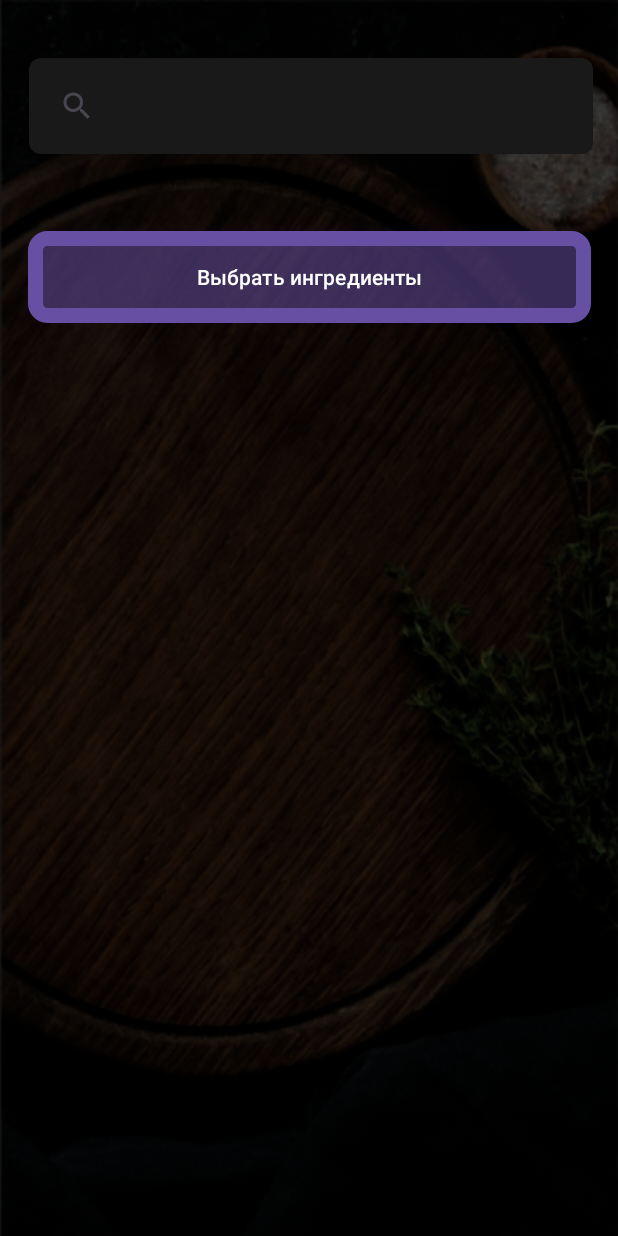
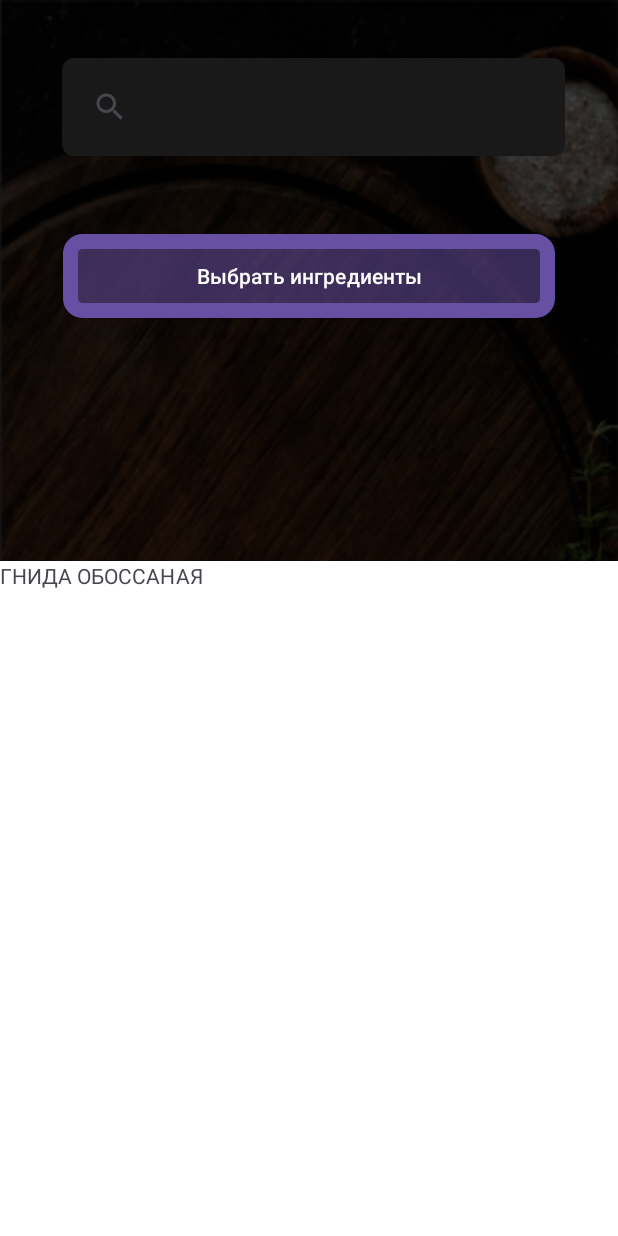
Before and after one commit to Muffin5/CookMatch, an Android app: the screen it shows after launch (Home), on a phone screen of 412 x 824 dp. Run offline under Robolectric (Android 15) with nearby library versions, the phone set to English and light mode, and no system bars; our stand-ins replace Firebase (no records; nobody signed in at launch, a user with empty details on screens opened directly), data binding.

Commit message:
Bottom Sheet complete Test (started) parse from Firebase

```diff
--- a/CookMatch/app/build.gradle.kts
+++ b/CookMatch/app/build.gradle.kts
@@ -30,6 +30,10 @@ android {
         sourceCompatibility = JavaVersion.VERSION_1_8
         targetCompatibility = JavaVersion.VERSION_1_8
     }
+
+    buildFeatures {
+        viewBinding = true
+    }
 }
 
 dependencies {
@@ -38,6 +42,7 @@ dependencies {
     implementation("com.google.android.material:material:1.11.0")
     implementation("androidx.constraintlayout:constraintlayout:2.1.4")
     implementation("com.google.firebase:firebase-database:20.3.1")
+    implementation("androidx.databinding:databinding-runtime:8.3.0")
     testImplementation("junit:junit:4.13.2")
     androidTestImplementation("androidx.test.ext:junit:1.1.5")
     androidTestImplementation("androidx.test.espresso:espresso-core:3.5.1")
--- /dev/null
+++ b/CookMatch/app/src/main/java/muffin/experiments/cookmatch/BottomSheetFragment.java
@@ -0,0 +1,37 @@
+package muffin.experiments.cookmatch;
+
+import android.os.Bundle;
+import android.view.LayoutInflater;
+import android.view.View;
+import android.view.ViewGroup;
+
+import androidx.annotation.NonNull;
+import androidx.annotation.Nullable;
+import androidx.fragment.app.Fragment;
+
+import com.google.android.material.bottomsheet.BottomSheetBehavior;
+
+public class BottomSheetFragment extends Fragment {
+
+    private View imgArrow;
+
+    @Nullable
+    @Override
+    public View onCreateView(@NonNull LayoutInflater inflater, @Nullable ViewGroup container, @Nullable Bundle savedInstanceState) {
+        BottomSheetBehavior bottomSheetBehaviour = BottomSheetBehavior.from(container);
+        bottomSheetBehaviour.setState(BottomSheetBehavior.STATE_COLLAPSED);
+        return inflater.inflate(R.layout.fragment_bottom_sheet, container, false);
+    }
+
+    @Override
+    public void onViewCreated(@NonNull View view, @Nullable Bundle savedInstanceState) {
+        super.onViewCreated(view, savedInstanceState);
+
+    }
+
+    void setOpenProgress(float progress) {
+        // Rotate arrow in 1/3 of the screen to 180
+        // meaning that after 1/3 we assume sheet to be opened
+        //imgArrow.setRotation(Math.min(180 * progress * 3, 180));
+    }
+}
--- a/CookMatch/app/src/main/java/muffin/experiments/cookmatch/Home.java
+++ b/CookMatch/app/src/main/java/muffin/experiments/cookmatch/Home.java
@@ -1,20 +1,59 @@
 package muffin.experiments.cookmatch;
 
+import androidx.annotation.NonNull;
 import androidx.appcompat.app.AppCompatActivity;
+import androidx.databinding.DataBindingUtil;
 
 import android.os.Bundle;
+import android.view.View;
 
+import com.google.android.material.bottomsheet.BottomSheetBehavior;
 import com.google.firebase.database.DatabaseReference;
 import com.google.firebase.database.FirebaseDatabase;
 
+import muffin.experiments.cookmatch.databinding.ActivityHomeBinding;
+
 public class Home extends AppCompatActivity {
+
 
     @Override
     protected void onCreate(Bundle savedInstanceState) {
         super.onCreate(savedInstanceState);
         setContentView(R.layout.activity_home);
 
-        DatabaseReference num = FirebaseDatabase.getInstance().getReference("Numbers");
-        num.child("numer").setValue("12");
+        ActivityHomeBinding binding = DataBindingUtil.setContentView(this, R.layout.activity_home);
+
+        //DatabaseReference num = FirebaseDatabase.getInstance().getReference("Numbers");
+        //num.child("numer").setValue("12");
+
+        final BottomSheetFragment bottomFragment = new BottomSheetFragment();
+        getSupportFragmentManager().beginTransaction()
+                .replace(R.id.containerBottomSheet, bottomFragment)
+                .commit();
+        View container = findViewById(R.id.containerBottomSheet);
+        BottomSheetBehavior<View> bottomSheetBehaviour = BottomSheetBehavior.from(container);
+        bottomSheetBehaviour.setBottomSheetCallback(new BottomSheetBehavior.BottomSheetCallback() {
+            @Override
+            public void onStateChanged(@NonNull View bottomSheet, int newState) {
+                if(newState == 3){
+
+                }
+            }
+
+            @Override
+            public void onSlide(@NonNull View view, float v) {
+                if (v >= 0) {
+                    bottomFragment.setOpenProgress(v);
+                }
+            }
+        });
+
+        binding.button.setOnClickListener(new View.OnClickListener() {
+            @Override
+            public void onClick(View view) {
+                DatabaseReference num = FirebaseDatabase.getInstance().getReference("Mudrost");
+                num.child("pora").setValue("spat");
+            }
+        });
     }
 }
--- a/CookMatch/app/src/main/res/layout/activity_home.xml
+++ b/CookMatch/app/src/main/res/layout/activity_home.xml
@@ -1,5 +1,6 @@
 <?xml version="1.0" encoding="utf-8"?>
-<androidx.constraintlayout.widget.ConstraintLayout xmlns:android="http://schemas.android.com/apk/res/android"
+<layout xmlns:android="http://schemas.android.com/apk/res/android">
+<androidx.constraintlayout.widget.ConstraintLayout
     xmlns:app="http://schemas.android.com/apk/res-auto"
     xmlns:tools="http://schemas.android.com/tools"
     android:layout_width="match_parent"
@@ -11,8 +12,8 @@
 
     <androidx.appcompat.widget.SearchView
         android:id="@+id/searchView"
-        android:layout_width="376dp"
-        android:layout_height="wrap_content"
+        android:layout_width="335dp"
+        android:layout_height="65dp"
         android:background="@drawable/round_courners_searchbar"
         android:iconifiedByDefault="false"
         android:queryHint="Поиск рецептов, авторов..."
@@ -26,8 +27,8 @@
 
     <Button
         android:id="@+id/button"
-        android:layout_width="375dp"
-        android:layout_height="61dp"
+        android:layout_width="328dp"
+        android:layout_height="56dp"
         android:background="@drawable/round_courners_button"
         android:text="Выбрать ингредиенты"
         app:layout_constraintBottom_toBottomOf="parent"
@@ -35,4 +36,28 @@
         app:layout_constraintStart_toStartOf="parent"
         app:layout_constraintTop_toBottomOf="@+id/searchView"
         app:layout_constraintVertical_bias="0.078" />
+
+    <androidx.coordinatorlayout.widget.CoordinatorLayout
+        android:layout_width="match_parent"
+        android:layout_height="match_parent"
+        app:layout_constraintBottom_toBottomOf="parent"
+        app:layout_constraintEnd_toEndOf="parent"
+        app:layout_constraintHorizontal_bias="0.428"
+        app:layout_constraintStart_toStartOf="parent"
+        app:layout_constraintTop_toBottomOf="@+id/button"
+        app:layout_constraintVertical_bias="1.0">
+
+        <FrameLayout
+            android:id="@+id/containerBottomSheet"
+            android:layout_width="match_parent"
+            android:layout_height="match_parent"
+            app:behavior_hideable="false"
+            app:behavior_peekHeight="450dp"
+            app:layout_behavior="com.google.android.material.bottomsheet.BottomSheetBehavior"
+            app:layout_constraintBottom_toBottomOf="parent"
+            app:layout_constraintEnd_toEndOf="parent"
+            app:layout_constraintStart_toStartOf="parent"
+            app:layout_constraintTop_toBottomOf="@+id/button" />
+    </androidx.coordinatorlayout.widget.CoordinatorLayout>
 </androidx.constraintlayout.widget.ConstraintLayout>
+</layout>
--- /dev/null
+++ b/CookMatch/app/src/main/res/layout/fragment_bottom_sheet.xml
@@ -0,0 +1,19 @@
+<?xml version="1.0" encoding="utf-8"?>
+<FrameLayout xmlns:android="http://schemas.android.com/apk/res/android"
+    android:orientation="vertical"
+    android:layout_width="match_parent"
+    android:layout_height="match_parent"
+    android:background="@android:color/white">
+
+
+    <ScrollView
+        android:layout_width="match_parent"
+        android:layout_height="match_parent">
+
+        <TextView
+            android:layout_width="match_parent"
+            android:layout_height="match_parent"
+            android:text="ГНИДА ОБОССАНАЯ"
+            ></TextView>
+    </ScrollView>
+</FrameLayout>
--- a/CookMatch/app/src/main/res/values/themes.xml
+++ b/CookMatch/app/src/main/res/values/themes.xml
@@ -12,4 +12,5 @@
         <item name="android:textColorHint">@color/white</item>
         <!--<item name="queryBackground">@drawable/your_background</item>-->
     </style>
+
 </resources>
```
Also changed, not shown: CookMatch/app/src/main/java/muffin/experiments/cookmatch/FirebaseAPI.kt (added, +48 -0 lines).
